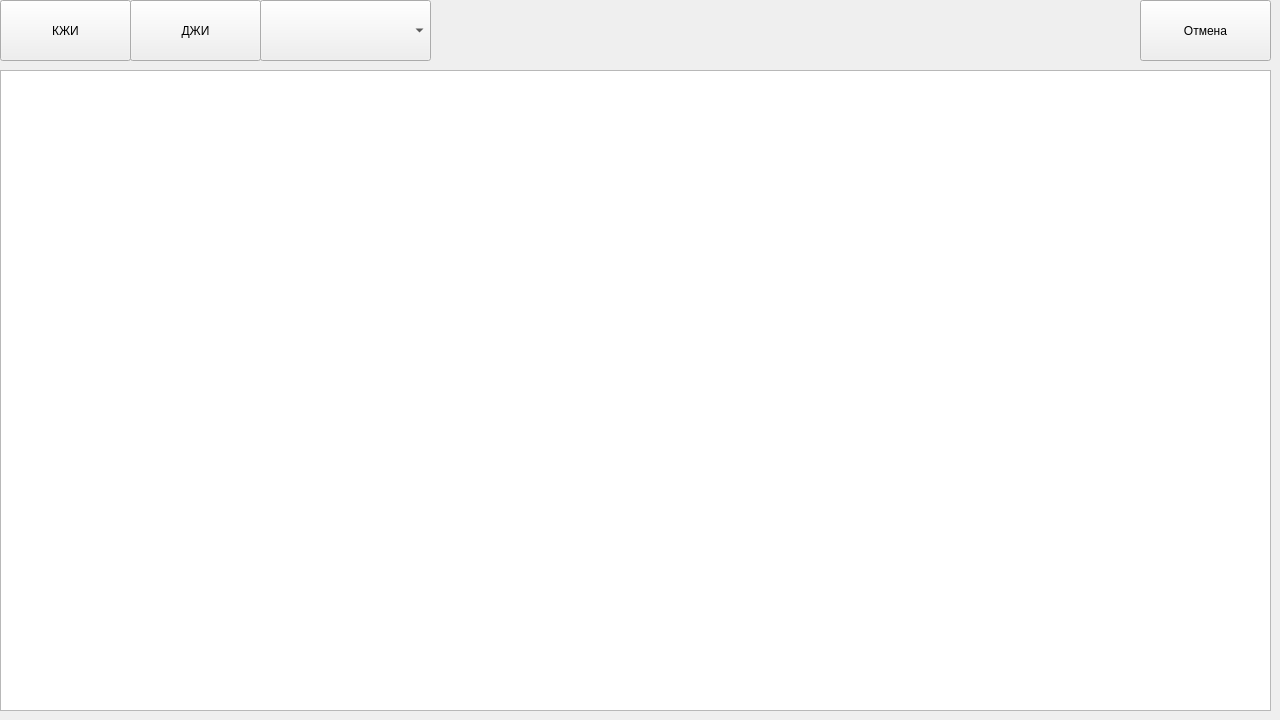
Above: samplejournal.ui from beeleph/PanelRegata2 before the change. Below: the same form after it.
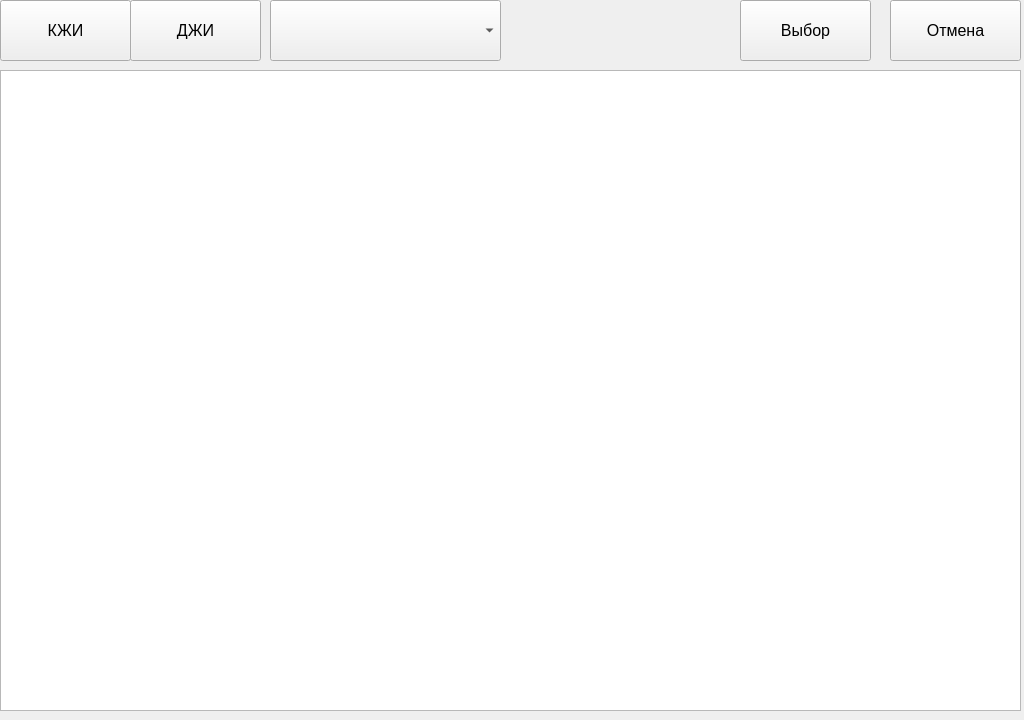
That is the form after the change.

Commit message:
sampleJournal adapted to sensor PC
sampleJournal +chooseButton bcs it's not convinient to doubleclick on sensor PC's.
window size updated

```diff
--- a/samplejournal.ui
+++ b/samplejournal.ui
@@ -6,7 +6,7 @@
    <rect>
     <x>0</x>
     <y>0</y>
-    <width>1280</width>
+    <width>1024</width>
     <height>720</height>
    </rect>
   </property>
@@ -22,6 +22,11 @@
      <height>61</height>
     </rect>
    </property>
+   <property name="font">
+    <font>
+     <pointsize>12</pointsize>
+    </font>
+   </property>
    <property name="text">
     <string>КЖИ</string>
    </property>
@@ -38,6 +43,11 @@
      <height>61</height>
     </rect>
    </property>
+   <property name="font">
+    <font>
+     <pointsize>12</pointsize>
+    </font>
+   </property>
    <property name="text">
     <string>ДЖИ</string>
    </property>
@@ -48,19 +58,24 @@
   <widget class="QComboBox" name="comboBox">
    <property name="geometry">
     <rect>
-     <x>260</x>
+     <x>270</x>
      <y>0</y>
-     <width>171</width>
+     <width>231</width>
      <height>61</height>
     </rect>
    </property>
+   <property name="font">
+    <font>
+     <pointsize>12</pointsize>
+    </font>
+   </property>
   </widget>
   <widget class="QTableView" name="tableView">
    <property name="geometry">
     <rect>
      <x>0</x>
      <y>70</y>
-     <width>1271</width>
+     <width>1021</width>
      <height>641</height>
     </rect>
    </property>
@@ -77,16 +92,39 @@
   <widget class="QPushButton" name="cancelButton">
    <property name="geometry">
     <rect>
-     <x>1140</x>
+     <x>890</x>
      <y>0</y>
      <width>131</width>
      <height>61</height>
     </rect>
    </property>
+   <property name="font">
+    <font>
+     <pointsize>12</pointsize>
+    </font>
+   </property>
    <property name="text">
     <string>Отмена</string>
    </property>
   </widget>
+  <widget class="QPushButton" name="chooseButton">
+   <property name="geometry">
+    <rect>
+     <x>740</x>
+     <y>0</y>
+     <width>131</width>
+     <height>61</height>
+    </rect>
+   </property>
+   <property name="font">
+    <font>
+     <pointsize>12</pointsize>
+    </font>
+   </property>
+   <property name="text">
+    <string>Выбор</string>
+   </property>
+  </widget>
  </widget>
  <resources/>
  <connections/>
```
The commit also changes 2 other files.
